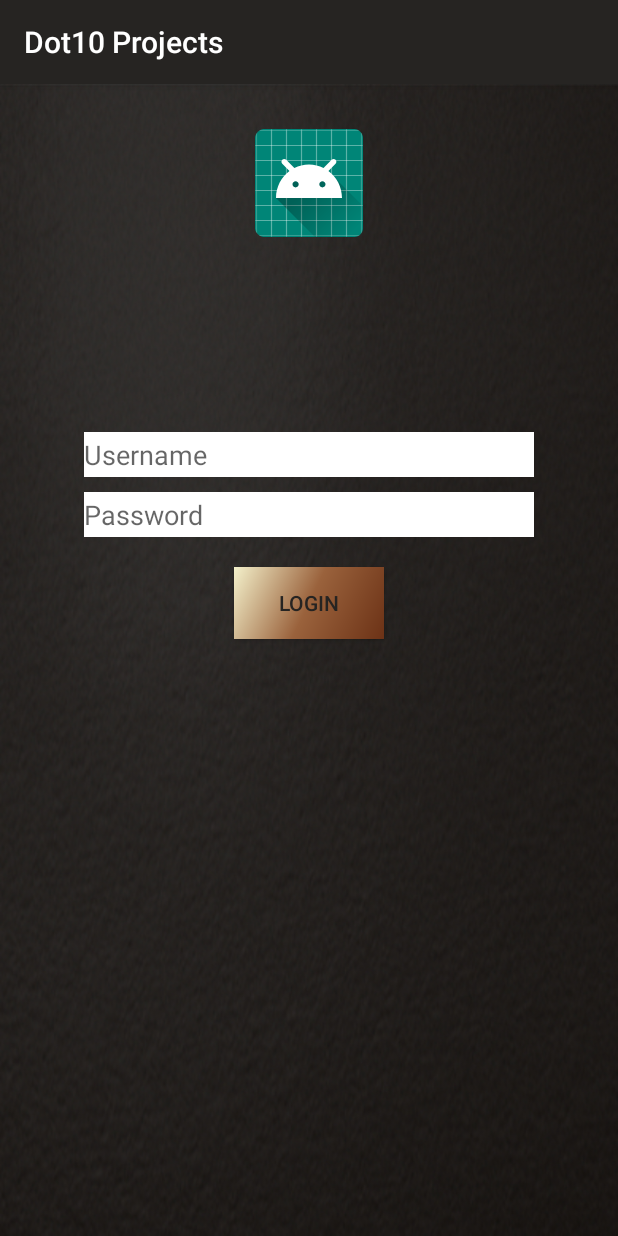
After one commit to merrillkoshy/DTProjects, an Android app: the LoginScreen screen opened directly, with no data from a screen before it, on a phone screen of 412 x 824 dp. The commit adds this screen. Run offline under Robolectric (Android 15) with nearby library versions, the phone set to English and light mode, and no system bars.

Commit message:
UI changes

```diff
--- a/app/src/main/AndroidManifest.xml
+++ b/app/src/main/AndroidManifest.xml
@@ -32,6 +32,10 @@
                 <action android:name="android.intent.action.MAIN" />
             </intent-filter>
         </activity>
+        <activity android:name=".ClientActivity"/>
+        <activity android:name=".LoginActivity"/>
+        <activity android:name=".EmployeeActivity"/>
+        <activity android:name=".LoginScreen"/>
     </application>
 
 </manifest>
--- /dev/null
+++ b/app/src/main/java/dot10tech/com/dot10projects/LoginScreen.kt
@@ -0,0 +1,34 @@
+package dot10tech.com.dot10projects
+
+import android.content.Intent
+import android.os.Bundle
+import android.support.v7.app.AppCompatActivity
+import android.util.Log
+import kotlinx.android.synthetic.main.activity_loginscreen.*
+
+class LoginScreen:AppCompatActivity(){
+    override fun onCreate(savedInstanceState: Bundle?) {
+        super.onCreate(savedInstanceState)
+        initialiseWidgets()
+    }
+    fun initialiseWidgets(){
+        setContentView(R.layout.activity_loginscreen)
+        val flag=intent.getIntExtra("flag",3)
+
+        val clientintent=Intent(this,ClientActivity::class.java)
+        val employeeintent=Intent(this,EmployeeActivity::class.java)
+        val adminintent=Intent(this,MainActivity::class.java)
+        login.setOnClickListener {
+            if (username.text.toString() == "test" && password.text.toString() == "test") {
+                when (flag) {
+                    0 -> startActivity(clientintent)
+                    1 -> startActivity(employeeintent)
+                    2 -> startActivity(adminintent)
+                    else -> {
+                        Log.d("error", "ParseError")
+                    }
+                }
+            }
+        }
+    }
+}
--- a/app/src/main/java/dot10tech/com/dot10projects/SplashActivity.kt
+++ b/app/src/main/java/dot10tech/com/dot10projects/SplashActivity.kt
@@ -15,7 +15,7 @@ class SplashActivity : AppCompatActivity() {
     internal val mRunnable: Runnable = Runnable {
         if (!isFinishing) {
 
-            val intent = Intent(applicationContext, MainActivity::class.java)
+            val intent = Intent(applicationContext, LoginActivity::class.java)
             startActivity(intent)
             finish()
         }
--- /dev/null
+++ b/app/src/main/res/layout/activity_loginscreen.xml
@@ -0,0 +1,48 @@
+<?xml version="1.0" encoding="utf-8"?>
+<RelativeLayout
+        android:background="@drawable/background"
+        xmlns:android="http://schemas.android.com/apk/res/android"
+                                             android:layout_width="match_parent"
+
+                                             android:layout_height="match_parent">
+
+    <LinearLayout
+            android:orientation="vertical"
+            android:layout_width="match_parent" android:layout_height="match_parent">
+
+
+    <ImageView
+            android:layout_marginTop="30dp"
+            android:layout_width="match_parent"
+           android:src="@mipmap/ic_launcher"
+           android:layout_height="wrap_content"/>
+        <EditText
+                android:layout_marginTop="130dp"
+                android:layout_gravity="center"
+                android:id="@+id/username"
+                android:hint="Username"
+                android:background="#FFF"
+                android:layout_width="300dp"
+                android:layout_height="30dp"/>
+
+        <EditText
+                android:layout_marginTop="10dp"
+                android:layout_gravity="center"
+                android:id="@+id/password"
+                android:hint="Password"
+                android:background="#FFF"
+                android:layout_width="300dp"
+                android:layout_height="30dp"/>
+
+        <Button
+                android:id="@+id/login"
+                android:layout_marginTop="20dp"
+                android:layout_gravity="center"
+                android:background="@drawable/side_nav_bar"
+                android:text="LOGIN"
+                android:textColor="@color/colorPrimary"
+                android:layout_width="100dp"
+                android:layout_height="wrap_content"/>
+
+    </LinearLayout>
+</RelativeLayout>
```
Also changed, not shown: app/src/main/java/dot10tech/com/dot10projects/ClientActivity.kt (added, +17 -0 lines), app/src/main/java/dot10tech/com/dot10projects/EmployeeActivity.kt (added, +14 -0 lines), app/src/main/java/dot10tech/com/dot10projects/LoginActivity.kt (added, +34 -0 lines), app/src/main/res/layout/activity_client.xml (added, +8 -0 lines), app/src/main/res/layout/activity_employee.xml (added, +8 -0 lines), app/src/main/res/layout/activity_login.xml (added, +29 -0 lines).
